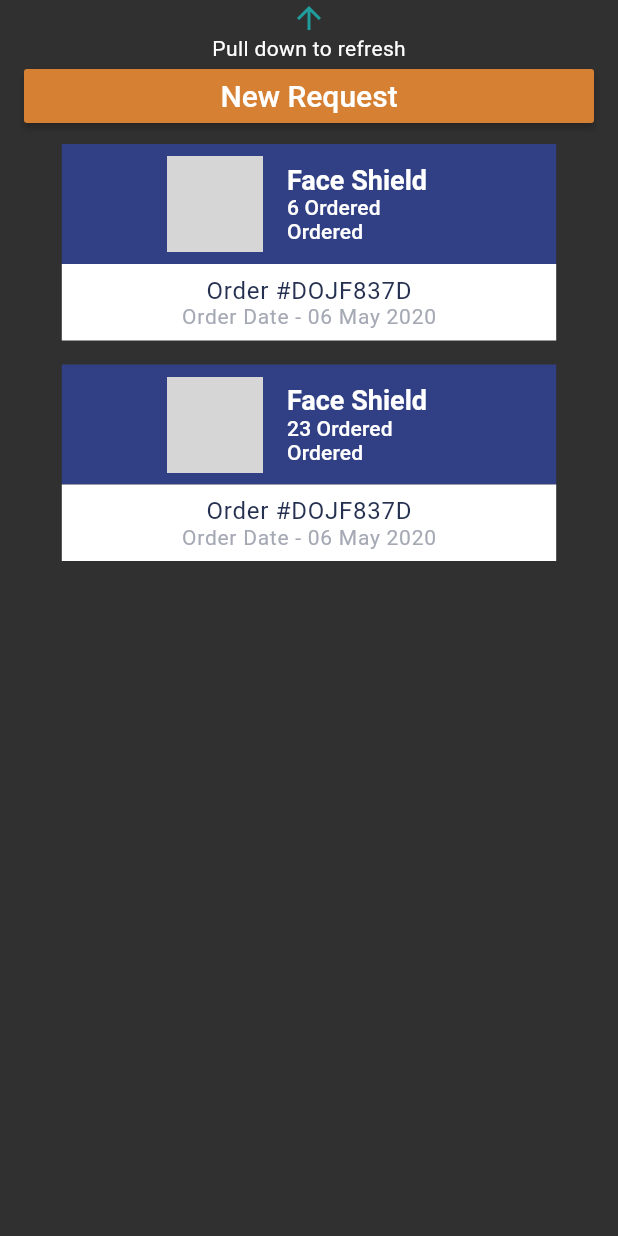
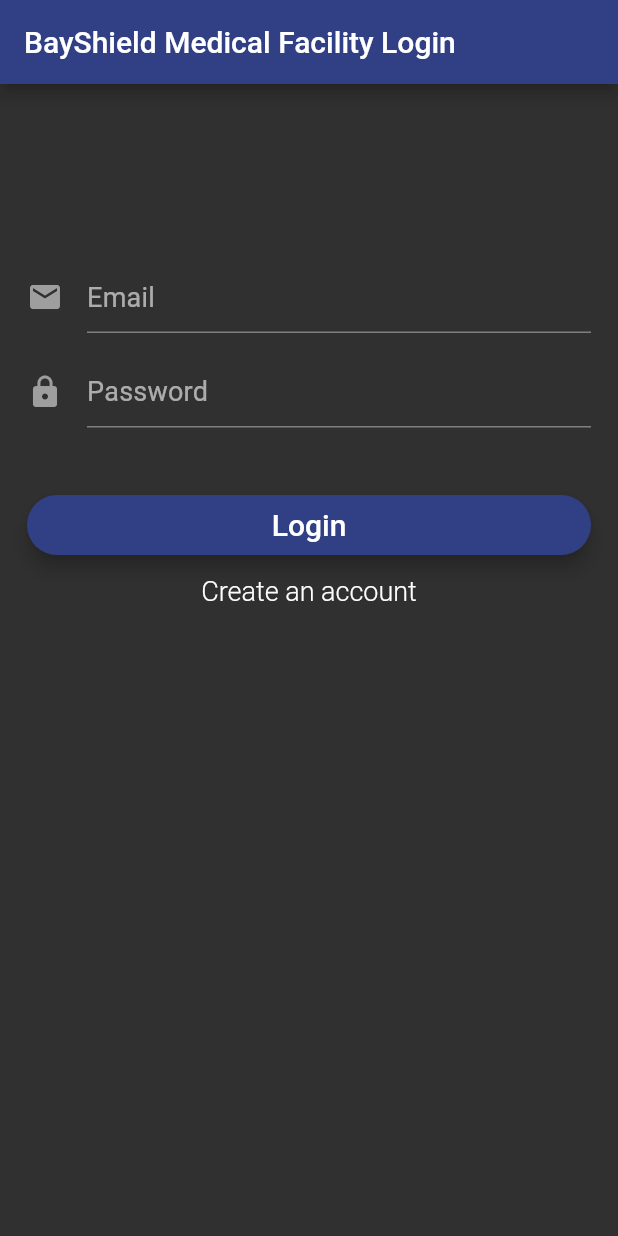
Before and after one commit to C19-BayShield/bayshield, a Flutter app: the screen it shows after launch, on a phone screen of 412 x 824 dp. Run offline on Flutter 3.47's test engine with Material 2 defaults, Android fonts, the phone set to English and light mode, and no system bars; drawn by our look-alikes of liquid_pull_to_refresh; our stand-ins replace firebase_auth, firebase_database; accounts and stored records are empty; grey boxes are pictures that could not be loaded.

Commit message:
functioning medical facility login with firebase
edited screens:
--main: redirects home to root_screen
--login_screen: login/sign up option with email and password for medical facilities
--consumer_screen: added appbar for logout functionality

new screens:
--root_screen: redirects to login page or home page depending on login/auth status

new util:
--authentication: uses firebase auth/baseauth

```diff
--- a/lib/main.dart
+++ b/lib/main.dart
@@ -1,8 +1,10 @@
 import 'package:flutter/material.dart';
 import 'package:supplyside/screens/consumer_request_screen.dart';
-import 'package:supplyside/screens/consumer_screen.dart';
+import 'package:supplyside/screens/login_screen.dart';
 import 'package:supplyside/theme.dart';
 import 'package:supplyside/util/consts.dart';
+import 'package:supplyside/util/authentication.dart';
+import 'package:supplyside/screens/root_screen.dart';
 
 void main() => runApp(MyApp());
 
@@ -14,11 +16,10 @@
       title: 'SupplySide',
       theme: SupplySideTheme,
       routes: {
-        HOME_ROUTE: (BuildContext context) => ConsumerScreen(),
-        LOGIN_SCREEN: (BuildContext context) => ConsumerScreen(),
+        LOGIN_SCREEN: (BuildContext context) => LoginSignupScreen(),
         REQUEST_SCREEN: (BuildContext context) => OrderRequestPage(),
-      }
-    );
+      },
+      home: new RootScreen(auth: new Auth()));
   }
 }
 
--- a/lib/screens/login_screen.dart
+++ b/lib/screens/login_screen.dart
@@ -0,0 +1,212 @@
+import 'package:flutter/material.dart';
+import 'package:supplyside/util/authentication.dart';
+
+class LoginSignupScreen extends StatefulWidget {
+  LoginSignupScreen({this.auth, this.loginCallback});
+
+  final BaseAuth auth;
+  final VoidCallback loginCallback;
+
+  @override
+  State<StatefulWidget> createState() => new _LoginSignupScreenState();
+}
+
+
+class _LoginSignupScreenState extends State<LoginSignupScreen>{
+  final _formKey = new GlobalKey<FormState>();
+
+  String _email;
+  String _password;
+  String _errorMessage;
+
+  bool _isLoginForm;
+  bool _isLoading;
+
+  // Check if form is valid before perform login or signup
+  bool validateAndSave() {
+    final form = _formKey.currentState;
+    if (form.validate()) {
+      form.save();
+      return true;
+    }
+    return false;
+  }
+
+  // Perform login or signup
+  void validateAndSubmit() async {
+    setState(() {
+      _errorMessage = "";
+      _isLoading = true;
+    });
+    if (validateAndSave()) {
+      String userId = "";
+      try {
+        if (_isLoginForm) {
+          userId = await widget.auth.signIn(_email, _password);
+          print('Signed in: $userId');
+        } else {
+          userId = await widget.auth.signUp(_email, _password);
+          print('Signed up user: $userId');
+        }
+        setState(() {
+          _isLoading = false;
+        });
+
+        if (userId.length > 0 && userId != null && _isLoginForm) {
+          widget.loginCallback();
+        }
+      } catch (e) {
+        print('Error: $e');
+        setState(() {
+          _isLoading = false;
+          _errorMessage = e.message;
+          _formKey.currentState.reset();
+        });
+      }
+    }
+  }
+
+
+  @override
+  void initState() {
+    _errorMessage = "";
+    _isLoading = false;
+    _isLoginForm = true;
+    super.initState();
+  }
+
+  void resetForm() {
+    _formKey.currentState.reset();
+    _errorMessage = "";
+  }
+
+  void toggleFormMode() {
+    resetForm();
+    setState(() {
+      _isLoginForm = !_isLoginForm;
+    });
+  }
+
+ @override
+  Widget build(BuildContext context) {
+    return new Scaffold(
+        appBar: new AppBar(
+          title: new Text('BayShield Medical Facility Login'),
+          backgroundColor: Color(0xFF313F84),
+        ),
+        body: Stack(
+          children: <Widget>[
+            _showForm(),
+            _showCircularProgress(),
+          ],
+        ));
+  }
+
+  Widget _showForm() {
+  return new Container(
+      padding: EdgeInsets.all(18.0),
+      child: new Form(
+        key: _formKey,
+        child: new ListView(
+          shrinkWrap: true,
+          children: <Widget>[
+            showEmailInput(),
+            showPasswordInput(),
+            showPrimaryButton(),
+            showSecondaryButton(),
+            showErrorMessage(),
+          ],
+        ),
+      ));
+}
+
+  Widget _showCircularProgress() {
+    if (_isLoading) {
+      return Center(child: CircularProgressIndicator());
+    }
+    return Container(
+      height: 0.0,
+      width: 0.0,
+    );
+  }
+
+  Widget showEmailInput() {
+    return Padding(
+      padding: const EdgeInsets.fromLTRB(0.0, 100.0, 0.0, 0.0),
+      child: new TextFormField(
+        maxLines: 1,
+        keyboardType: TextInputType.emailAddress,
+        autofocus: false,
+        decoration: new InputDecoration(
+            hintText: 'Email',
+            icon: new Icon(
+              Icons.mail,
+              color: Colors.grey,
+            )),
+        validator: (value) => value.isEmpty ? 'Email can\'t be empty' : null,
+        onSaved: (value) => _email = value.trim(),
+      ),
+    );
+  }
+
+  Widget showPasswordInput() {
+    return Padding(
+      padding: const EdgeInsets.fromLTRB(0.0, 15.0, 0.0, 0.0),
+      child: new TextFormField(
+        maxLines: 1,
+        obscureText: true,
+        autofocus: false,
+        decoration: new InputDecoration(
+            hintText: 'Password',
+            icon: new Icon(
+              Icons.lock,
+              color: Colors.grey,
+            )),
+        validator: (value) => value.isEmpty ? 'Password can\'t be empty' : null,
+        onSaved: (value) => _password = value.trim(),
+      ),
+    );
+  }
+
+  Widget showPrimaryButton() {
+    return new Padding(
+        padding: EdgeInsets.fromLTRB(0.0, 45.0, 0.0, 0.0),
+        child: SizedBox(
+          height: 40.0,
+          child: new RaisedButton(
+            elevation: 5.0,
+            shape: new RoundedRectangleBorder(
+                borderRadius: new BorderRadius.circular(30.0)),
+            color: Color(0xFF313F84),
+            child: new Text(_isLoginForm ? 'Login' : 'Create account',
+                style: new TextStyle(fontSize: 20.0, color: Colors.white)),
+            onPressed: validateAndSubmit,
+          ),
+        ));
+  }
+
+  Widget showSecondaryButton() {
+    return new FlatButton(
+        child: new Text(
+            _isLoginForm ? 'Create an account' : 'Have an account? Sign in',
+            style: new TextStyle(fontSize: 18.0, fontWeight: FontWeight.w300)),
+        onPressed: toggleFormMode);
+  }
+
+  Widget showErrorMessage() {
+    if (_errorMessage.length > 0 && _errorMessage != null) {
+      return new Text(
+        _errorMessage,
+        style: TextStyle(
+            fontSize: 13.0,
+            color: Colors.red,
+            height: 1.0,
+            fontWeight: FontWeight.w300),
+      );
+    } else {
+      return new Container(
+        height: 0.0,
+      );
+    }
+  }
+}
--- /dev/null
+++ b/lib/screens/root_screen.dart
@@ -0,0 +1,92 @@
+import 'package:flutter/material.dart';
+import 'package:supplyside/screens/login_screen.dart';
+import 'package:supplyside/util/authentication.dart';
+import 'package:supplyside/screens/consumer_screen.dart';
+
+enum AuthStatus {
+  NOT_DETERMINED,
+  NOT_LOGGED_IN,
+  LOGGED_IN,
+}
+
+class RootScreen extends StatefulWidget {
+  RootScreen({this.auth});
+
+  final BaseAuth auth;
+
+  @override
+  State<StatefulWidget> createState() => new _RootScreenState();
+}
+
+class _RootScreenState extends State<RootScreen> {
+  AuthStatus authStatus = AuthStatus.NOT_DETERMINED;
+  String _userId = "";
+
+  @override
+  void initState() {
+    super.initState();
+    widget.auth.getCurrentUser().then((user) {
+      setState(() {
+        if (user != null) {
+          _userId = user?.uid;
+        }
+        authStatus =
+            user?.uid == null ? AuthStatus.NOT_LOGGED_IN : AuthStatus.LOGGED_IN;
+      });
+    });
+  }
+
+  void loginCallback() {
+    widget.auth.getCurrentUser().then((user) {
+      setState(() {
+        _userId = user.uid.toString();
+      });
+    });
+    setState(() {
+      authStatus = AuthStatus.LOGGED_IN;
+    });
+  }
+
+  void logoutCallback() {
+    setState(() {
+      authStatus = AuthStatus.NOT_LOGGED_IN;
+      _userId = "";
+    });
+  }
+
+  Widget buildWaitingScreen() {
+    return Scaffold(
+      body: Container(
+        alignment: Alignment.center,
+        child: CircularProgressIndicator(),
+      ),
+    );
+  }
+
+  @override
+  Widget build(BuildContext context) {
+    switch (authStatus) {
+      case AuthStatus.NOT_DETERMINED:
+        return buildWaitingScreen();
+        break;
+      case AuthStatus.NOT_LOGGED_IN:
+        return new LoginSignupScreen(
+          auth: widget.auth,
+          loginCallback: loginCallback,
+        );
+        break;
+      case AuthStatus.LOGGED_IN:
+        if (_userId.length > 0 && _userId != null) {
+          return new ConsumerScreen(
+            userId: _userId,
+            auth: widget.auth,
+            logoutCallback: logoutCallback,
+          );
+        } else
+          return buildWaitingScreen();
+        break;
+      default:
+        return buildWaitingScreen();
+    }
+  }
+}
--- /dev/null
+++ b/lib/util/authentication.dart
@@ -0,0 +1,53 @@
+import 'dart:async';
+import 'package:firebase_auth/firebase_auth.dart';
+
+abstract class BaseAuth {
+  Future<String> signIn(String email, String password);
+
+  Future<String> signUp(String email, String password);
+
+  Future<FirebaseUser> getCurrentUser();
+
+  Future<void> sendEmailVerification();
+
+  Future<void> signOut();
+
+  Future<bool> isEmailVerified();
+}
+
+class Auth implements BaseAuth {
+  final FirebaseAuth _firebaseAuth = FirebaseAuth.instance;
+
+  Future<String> signIn(String email, String password) async {
+    AuthResult result = await _firebaseAuth.signInWithEmailAndPassword(
+        email: email, password: password);
+    FirebaseUser user = result.user;
+    return user.uid;
+  }
+
+  Future<String> signUp(String email, String password) async {
+    AuthResult result = await _firebaseAuth.createUserWithEmailAndPassword(
+        email: email, password: password);
+    FirebaseUser user = result.user;
+    return user.uid;
+  }
+
+  Future<FirebaseUser> getCurrentUser() async {
+    FirebaseUser user = await _firebaseAuth.currentUser();
+    return user;
+  }
+
+  Future<void> signOut() async {
+    return _firebaseAuth.signOut();
+  }
+
+  Future<void> sendEmailVerification() async {
+    FirebaseUser user = await _firebaseAuth.currentUser();
+    user.sendEmailVerification();
+  }
+
+  Future<bool> isEmailVerified() async {
+    FirebaseUser user = await _firebaseAuth.currentUser();
+    return user.isEmailVerified;
+  }
+}
--- a/lib/util/consts.dart
+++ b/lib/util/consts.dart
@@ -1,5 +1,4 @@
 /// Routes for the app
-String HOME_ROUTE = "/";
 String REQUEST_SCREEN = "/request";
-String LOGIN_SCREEN = "/login";
 String SIGNUP_SCREEN = '/signup';
+String LOGIN_SCREEN = '/login';
--- a/pubspec.yaml
+++ b/pubspec.yaml
@@ -24,11 +24,12 @@
   # The following adds the Cupertino Icons font to your application.
   # Use with the CupertinoIcons class for iOS style icons.
   cupertino_icons: ^0.1.2
+  firebase_auth: ^0.15.5+3
+  firebase_database: ^3.1.3
 
 dev_dependencies:
   flutter_test:
     sdk: flutter
-
 
 # For information on the generic Dart part of this file, see the
 # following page: https://dart.dev/tools/pub/pubspec
```
Also changed, not shown: lib/screens/consumer_screen.dart (+35 -2 lines), pubspec.lock, 5 other files.
